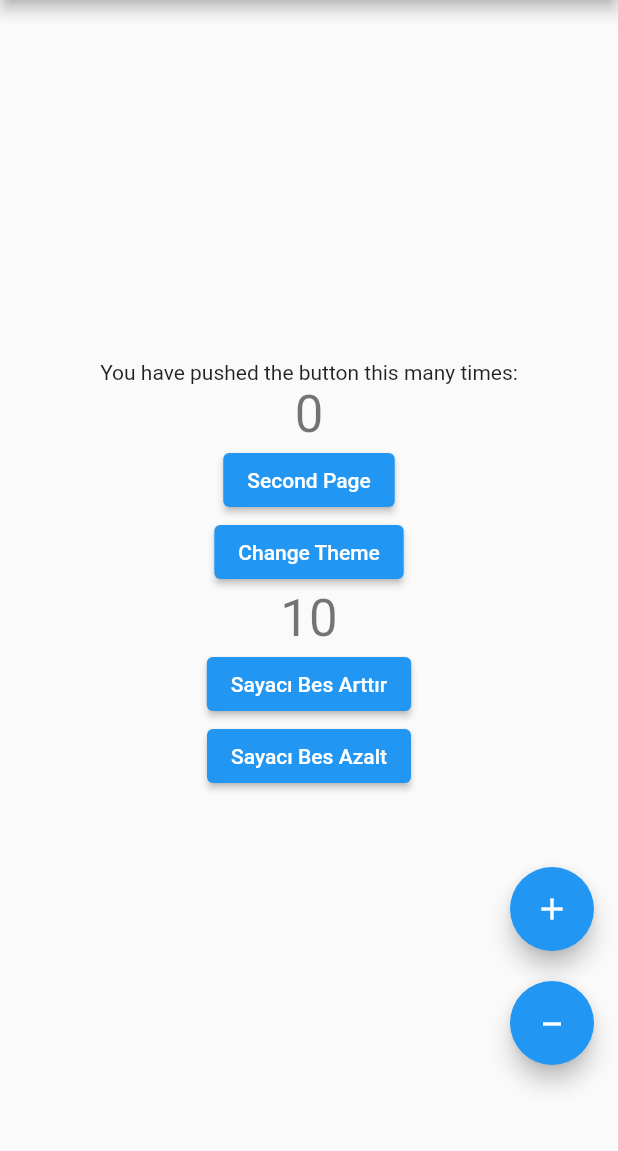
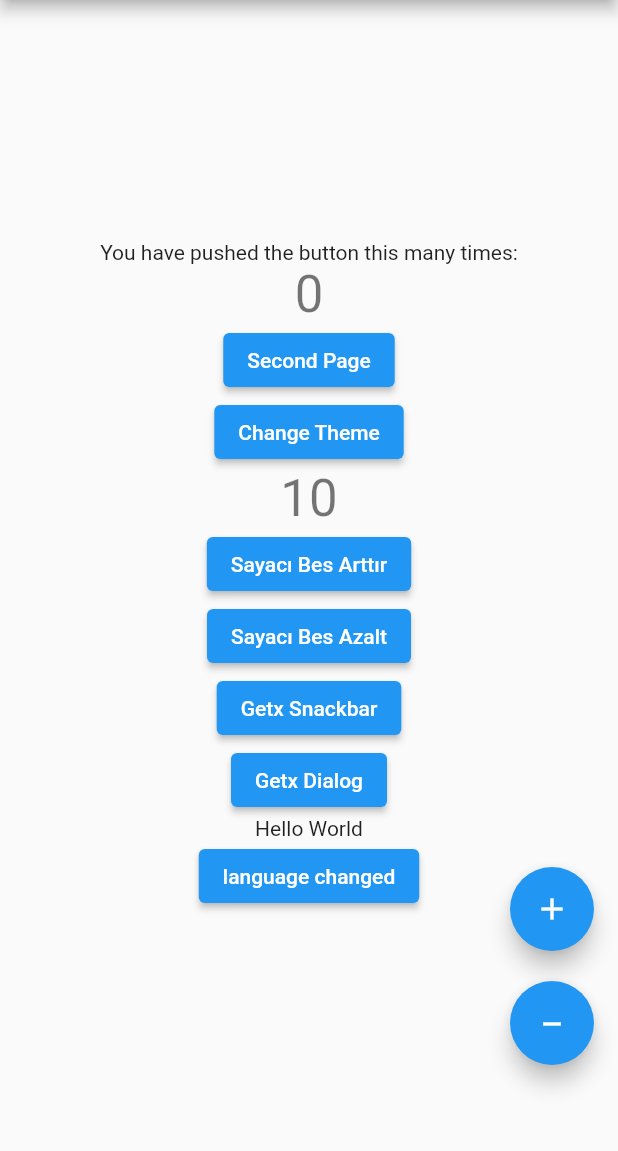
Before and after one commit to xburakseker/getx_example, a Flutter app: the screen it shows after launch, on a phone screen of 412 x 824 dp, the part 84-1235 px from its top. Run offline on Flutter 3.47's test engine with Material 2 defaults, Android fonts, the phone set to English and light mode, and no system bars; our stand-ins replace get, get_storage.

Commit message:
snackbar,dialog and language add

```diff
--- /dev/null
+++ b/lib/controller/messages.dart
@@ -0,0 +1,19 @@
+import 'package:get/get.dart';
+
+class Messages extends Translations {
+  @override
+  Map<String, Map<String, String>> get keys => {
+        'en_US': {
+          'hello': 'Hello World',
+          'dil': 'language changed',
+        },
+        'de_DE': {
+          'hello': 'Hallo Welt',
+          'dil': 'Hallo Welt',
+        },
+        'tr_TR': {
+          'hello': 'Merhaba Ramo',
+          'dil': 'Ramo dili değişti',
+        }
+      };
+}
--- a/lib/main.dart
+++ b/lib/main.dart
@@ -2,6 +2,7 @@ import 'package:flutter/material.dart';
 import 'package:get/get.dart';
 import 'package:get_storage/get_storage.dart';
 import 'package:getx_example/controller/controller.dart';
+import 'package:getx_example/controller/messages.dart';
 import 'package:getx_example/second_page.dart';
 
 void main() async {
@@ -15,6 +16,9 @@ class MyApp extends StatelessWidget {
   @override
   Widget build(BuildContext context) {
     return GetMaterialApp(
+      debugShowCheckedModeBanner: false,
+      translations: Messages(),
+      locale: Get.deviceLocale,
       title: 'Flutter Demo',
       theme: ThemeData(
         primarySwatch: Colors.blue,
@@ -75,6 +79,22 @@ class MyHomePage extends StatelessWidget {
                   controller.sayacBesAzalt();
                 },
                 child: Text("Sayacı Bes Azalt")),
+            ElevatedButton(
+                onPressed: () {
+                  Get.snackbar('Ramo', 'Burak');
+                },
+                child: Text("Getx Snackbar")),
+            ElevatedButton(
+                onPressed: () {
+                  Get.defaultDialog(title: 'Burak Dialog', middleText: "RAMOOOO");
+                },
+                child: Text("Getx Dialog")),
+            Text('hello'.tr),
+            ElevatedButton(
+                onPressed: () {
+                  Get.updateLocale(Locale("tr", "TR"));
+                },
+                child: Text('dil'.tr)),
           ],
         ),
       ),
```
